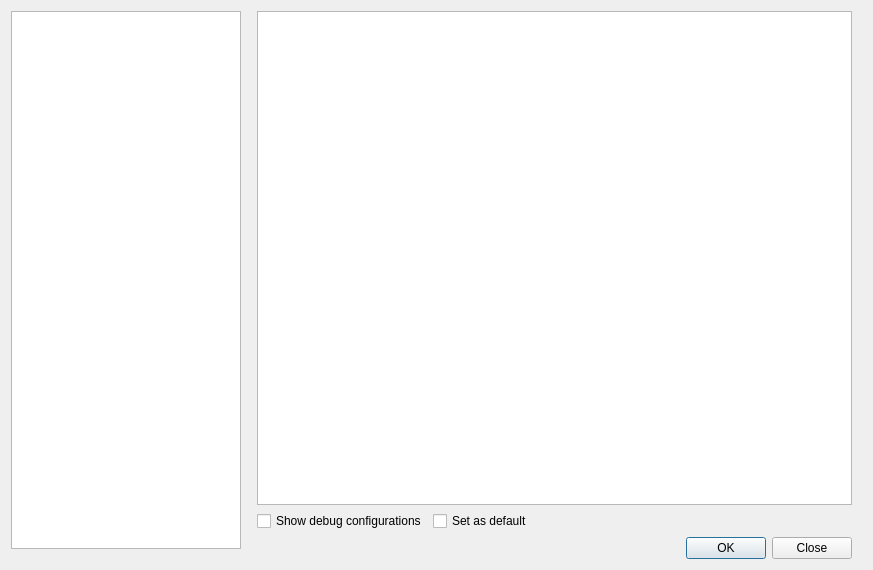
Qt form src/dialogs/openconfigwindow.ui (Ptr314/ecat3) before a commit.
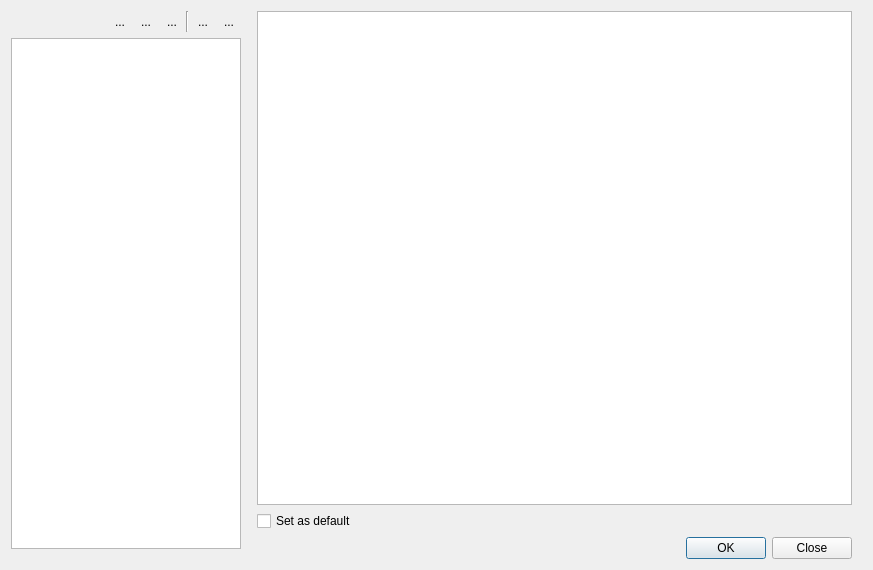
The same form after that commit. Icons and pictures are not drawn.

```diff
--- a/src/dialogs/openconfigwindow.ui
+++ b/src/dialogs/openconfigwindow.ui
@@ -15,10 +15,173 @@
   </property>
   <layout class="QHBoxLayout" name="horizontalLayout" stretch="3,8">
    <item>
-    <layout class="QVBoxLayout" name="verticalLayout" stretch="0">
+    <layout class="QVBoxLayout" name="verticalLayout" stretch="0,1">
      <property name="bottomMargin">
       <number>10</number>
      </property>
+     <item>
+      <layout class="QHBoxLayout" name="toolLayout">
+       <property name="spacing">
+        <number>2</number>
+       </property>
+       <item>
+        <spacer name="toolSpacer">
+         <property name="orientation">
+          <enum>Qt::Orientation::Horizontal</enum>
+         </property>
+         <property name="sizeHint" stdset="0">
+          <size>
+           <width>40</width>
+           <height>16</height>
+          </size>
+         </property>
+        </spacer>
+       </item>
+       <item>
+        <widget class="QToolButton" name="copyButton">
+         <property name="focusPolicy">
+          <enum>Qt::FocusPolicy::NoFocus</enum>
+         </property>
+         <property name="toolTip">
+          <string>Copy to a new configuration</string>
+         </property>
+         <property name="text">
+          <string notr="true">...</string>
+         </property>
+         <property name="icon">
+          <iconset resource="../resources.qrc">
+           <normaloff>:/icons/cfg_copy</normaloff>:/icons/cfg_copy</iconset>
+         </property>
+         <property name="iconSize">
+          <size>
+           <width>16</width>
+           <height>16</height>
+          </size>
+         </property>
+         <property name="autoRaise">
+          <bool>true</bool>
+         </property>
+        </widget>
+       </item>
+       <item>
+        <widget class="QToolButton" name="editButton">
+         <property name="focusPolicy">
+          <enum>Qt::FocusPolicy::NoFocus</enum>
+         </property>
+         <property name="toolTip">
+          <string>Edit the configuration</string>
+         </property>
+         <property name="text">
+          <string notr="true">...</string>
+         </property>
+         <property name="icon">
+          <iconset resource="../resources.qrc">
+           <normaloff>:/icons/cfg_edit</normaloff>:/icons/cfg_edit</iconset>
+         </property>
+         <property name="iconSize">
+          <size>
+           <width>16</width>
+           <height>16</height>
+          </size>
+         </property>
+         <property name="autoRaise">
+          <bool>true</bool>
+         </property>
+        </widget>
+       </item>
+       <item>
+        <widget class="QToolButton" name="deleteButton">
+         <property name="focusPolicy">
+          <enum>Qt::FocusPolicy::NoFocus</enum>
+         </property>
+         <property name="toolTip">
+          <string>Delete the configuration</string>
+         </property>
+         <property name="text">
+          <string notr="true">...</string>
+         </property>
+         <property name="icon">
+          <iconset resource="../resources.qrc">
+           <normaloff>:/icons/cfg_delete</normaloff>:/icons/cfg_delete</iconset>
+         </property>
+         <property name="iconSize">
+          <size>
+           <width>16</width>
+           <height>16</height>
+          </size>
+         </property>
+         <property name="autoRaise">
+          <bool>true</bool>
+         </property>
+        </widget>
+       </item>
+       <item>
+        <widget class="Line" name="toolLine">
+         <property name="orientation">
+          <enum>Qt::Orientation::Vertical</enum>
+         </property>
+        </widget>
+       </item>
+       <item>
+        <widget class="QToolButton" name="debugCheck">
+         <property name="focusPolicy">
+          <enum>Qt::FocusPolicy::NoFocus</enum>
+         </property>
+         <property name="toolTip">
+          <string>Show debug configurations</string>
+         </property>
+         <property name="text">
+          <string notr="true">...</string>
+         </property>
+         <property name="icon">
+          <iconset resource="../resources.qrc">
+           <normaloff>:/icons/kcmsystem</normaloff>:/icons/kcmsystem</iconset>
+         </property>
+         <property name="iconSize">
+          <size>
+           <width>16</width>
+           <height>16</height>
+          </size>
+         </property>
+         <property name="checkable">
+          <bool>true</bool>
+         </property>
+         <property name="autoRaise">
+          <bool>true</bool>
+         </property>
+        </widget>
+       </item>
+       <item>
+        <widget class="QToolButton" name="userButton">
+         <property name="focusPolicy">
+          <enum>Qt::FocusPolicy::NoFocus</enum>
+         </property>
+         <property name="toolTip">
+          <string>User configurations</string>
+         </property>
+         <property name="text">
+          <string notr="true">...</string>
+         </property>
+         <property name="icon">
+          <iconset resource="../resources.qrc">
+           <normaloff>:/icons/cfg_user</normaloff>:/icons/cfg_user</iconset>
+         </property>
+         <property name="iconSize">
+          <size>
+           <width>16</width>
+           <height>16</height>
+          </size>
+         </property>
+         <property name="checkable">
+          <bool>true</bool>
+         </property>
+         <property name="autoRaise">
+          <bool>true</bool>
+         </property>
+        </widget>
+       </item>
+      </layout>
+     </item>
      <item>
       <widget class="QTreeView" name="treeView"/>
      </item>
@@ -50,13 +213,6 @@
      </item>
      <item>
       <layout class="QHBoxLayout" name="horizontalLayout_2">
-       <item>
-        <widget class="QCheckBox" name="debugCheck">
-         <property name="text">
-          <string>Show debug configurations</string>
-         </property>
-        </widget>
-       </item>
        <item>
         <widget class="QCheckBox" name="defaultCheck">
          <property name="sizePolicy">
```
Left out of the diff: 4 changed lines with no effect on the pictures.
